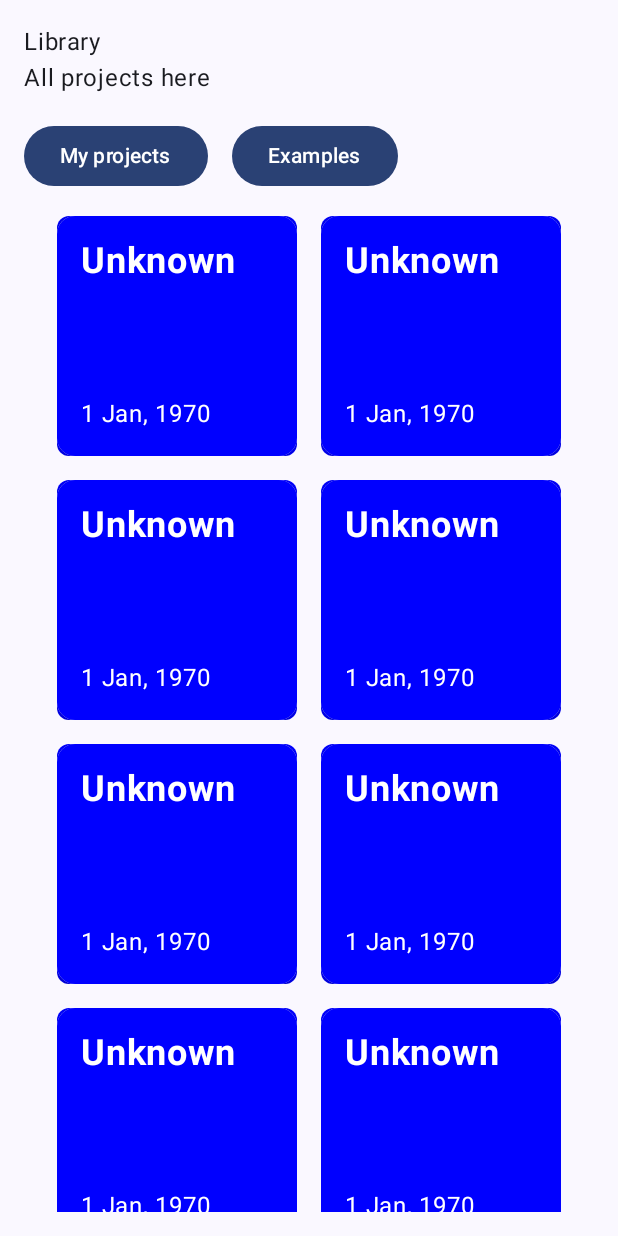
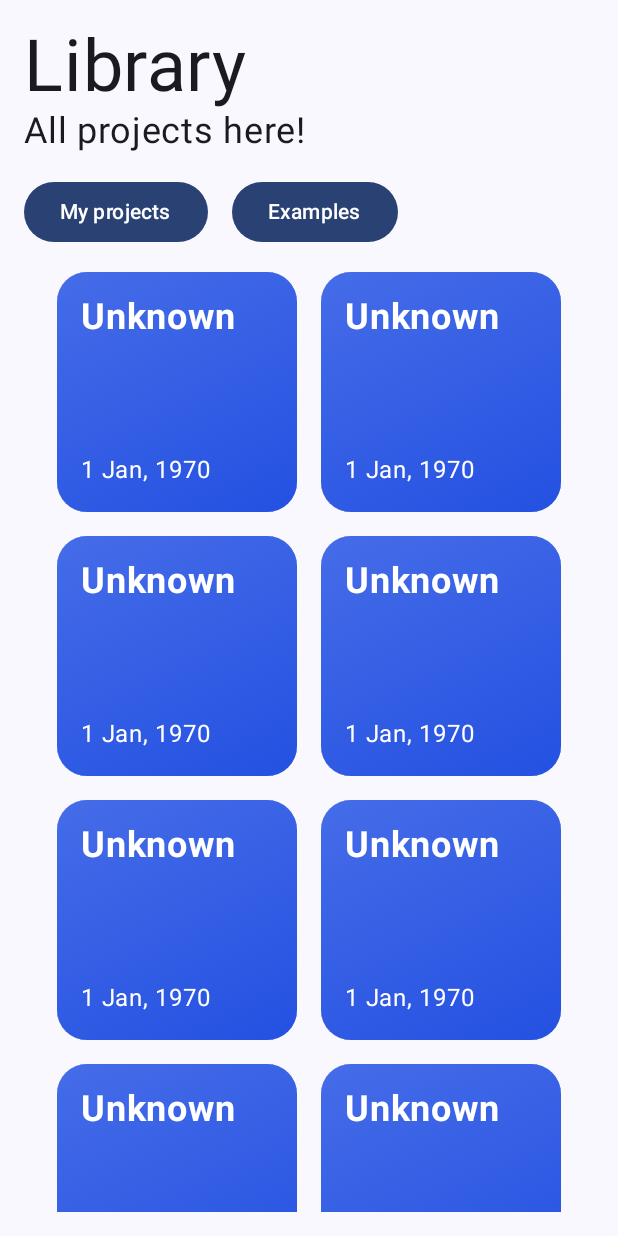
Before and after one commit to Maksimcode/Android-7-Module-HITs, an Android app built with Jetpack Compose: the LibraryActivity screen opened directly, with no data from a screen before it, on a phone screen of 412 x 824 dp. Run offline under Robolectric (Android 15) with nearby library versions, the phone set to English and light mode, and no system bars.

Commit message:
New border radius + new text size added

```diff
--- a/app/src/main/java/com/example/android_7_module_hits/LibraryActivity.kt
+++ b/app/src/main/java/com/example/android_7_module_hits/LibraryActivity.kt
@@ -28,8 +28,9 @@ import androidx.compose.ui.platform.LocalContext
 import androidx.compose.foundation.clickable
 import androidx.compose.foundation.lazy.LazyColumn
 import androidx.compose.foundation.lazy.items
+import androidx.compose.ui.geometry.Offset
+import androidx.compose.ui.graphics.Brush
 import com.example.android_7_module_hits.ui.theme.Android7ModuleHITsTheme
-
 
 
 class LibraryActivity : ComponentActivity(){
@@ -71,11 +72,13 @@ fun Header() {
 
     ){
         Text (
-            text= "Library"
+            text= "Library",
+            fontSize = 48.sp,
         )
 
         Text (
-            text = "All projects here"
+            text = "All projects here!",
+            fontSize = 24.sp,
         )
     }
 }
@@ -133,9 +136,13 @@ fun GreetProjectBlocks(){
 fun ProjectBlock(
     title: String,
     date: String,
-    backgroundColor: Color = Color.Blue,
+    modifier: Modifier = Modifier,
+    gradientBrush: Brush = Brush.linearGradient(
+        colors = listOf(Color(0xFF456CE8), Color(0xFF0033DA)),
+        start = Offset(0f, 0f),            // Начало градиента.
+        end = Offset(300f, 600f)            // Конец градиента. Подберите по размеру компонента.
+    ),
     contentColor: Color = Color.White,
-    modifier: Modifier = Modifier,
 //    onClick: () -> Unit = {}
 ){
     val context = LocalContext.current
@@ -146,15 +153,15 @@ fun ProjectBlock(
     Card(
         modifier = modifier
             .size(160.dp)
-            .clip(RoundedCornerShape(8.dp))
-            .background(backgroundColor)
+            .clip(RoundedCornerShape(20.dp))
+            .background(brush = gradientBrush)
             .clickable(onClick = onClick),
         elevation = CardDefaults.cardElevation(defaultElevation = 4.dp)
     ) {
         Column(
             modifier = Modifier
                 .fillMaxSize()
-                .background(backgroundColor)
+                .background(brush = gradientBrush)
                 .padding(16.dp),
             verticalArrangement = Arrangement.SpaceBetween,
             horizontalAlignment = Alignment.Start
```
